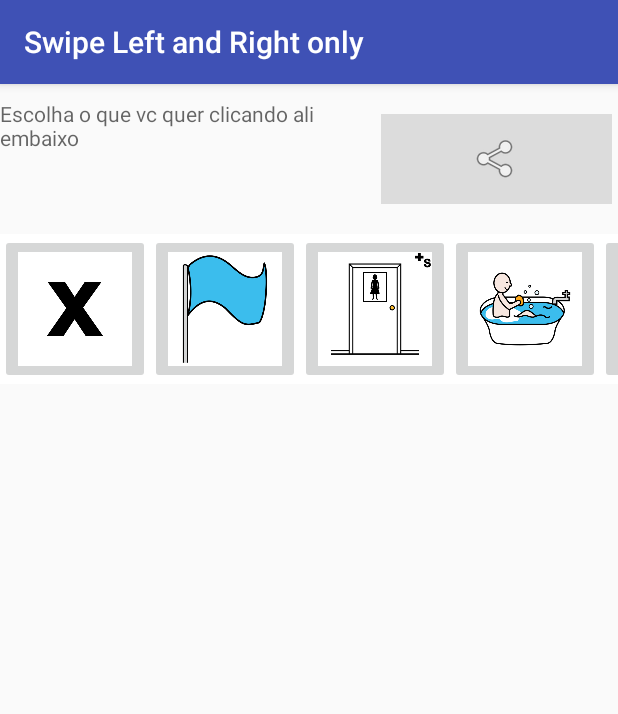
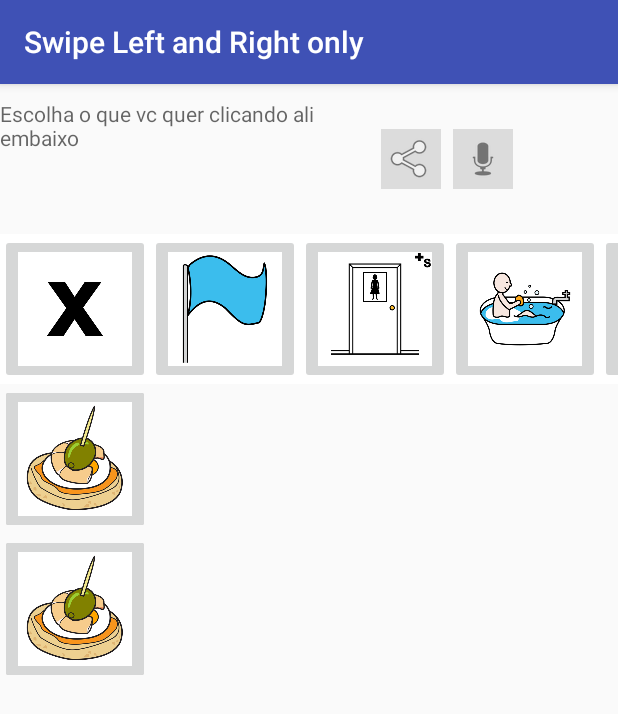
Before and after one commit to gpaOliveira/DTA_AAC, an Android app: the screen it shows after launch (ScrollingLeftRightActivity), on a phone screen of 412 x 824 dp. Shown: the top 714 px of the screen. Run offline under Robolectric (Android 15) with nearby library versions, the phone set to English and light mode, and no system bars.

Commit message:
Minor changes and potential fix to left-right bug (the actions are not being loaded size by size, but one on top of the other :( )

```diff
--- a/app/src/main/java/dta/aac/AacActivity.java
+++ b/app/src/main/java/dta/aac/AacActivity.java
@@ -9,6 +9,7 @@ import android.widget.ImageButton;
 import android.widget.TextView;
 
 import java.util.ArrayList;
+import java.util.Locale;
 
 public abstract class AacActivity  extends AppCompatActivity implements
         TextToSpeech.OnInitListener {
@@ -18,19 +19,43 @@ public abstract class AacActivity  extends AppCompatActivity implements
     TextView tvAction = null;
     View categoriesView = null;
     View actionsView = null;
-    private TextToSpeech tts;
+    TextToSpeech tts;
+    int MY_DATA_CHECK_CODE = 0x1204;
 
     @Override
     protected void onCreate(Bundle savedInstanceState) {
         super.onCreate(savedInstanceState);
-        tts = new TextToSpeech(this, this);
         setContentView(this.getLayoutResourceId());
         getSupportActionBar().setTitle(this.getLayoutTitleText());
         btnShare = (ImageButton) findViewById(R.id.btn_share);
         tvAction = (TextView) findViewById(R.id.txtBuffer);
         categoriesView = findViewById(R.id.tblCategorias);
         actionsView = findViewById(R.id.tblAcoes);
+
+        //tts control
+        Intent checkIntent = new Intent();
+        checkIntent.setAction(TextToSpeech.Engine.ACTION_CHECK_TTS_DATA);
+        startActivityForResult(checkIntent, MY_DATA_CHECK_CODE);
+
+        //populate categories and load the actions of the first one
         this.renderCategories();
+        Category c = Data.getInstance().getCategories().get(0);
+        renderActions(c, c.getActions());
+    }
+
+    protected void onActivityResult(int requestCode, int resultCode, Intent data) {
+        if (requestCode == MY_DATA_CHECK_CODE) {
+            if (resultCode == TextToSpeech.Engine.CHECK_VOICE_DATA_PASS) {
+                // success, create the TTS instance
+                tts = new TextToSpeech(this, this);
+                tts.setLanguage(Locale.US);
+            } else {
+                // missing data, install it
+                Intent installIntent = new Intent();
+                installIntent.setAction(TextToSpeech.Engine.ACTION_INSTALL_TTS_DATA);
+                startActivity(installIntent);
+            }
+        }
     }
 
     public void onActionClick(Action a, View v){
@@ -51,10 +76,23 @@ public abstract class AacActivity  extends AppCompatActivity implements
     }
     public void onListenClick(View v){
         String text = tvAction.getText().toString();
+        tts.speak(text, TextToSpeech.QUEUE_FLUSH, null, null);
+    }
 
-        tts.speak(text, TextToSpeech.QUEUE_FLUSH, null);
+    @Override
+    protected void onDestroy() {
+        if (tts!=null) {
+            tts.stop();
+            tts.shutdown();
+        }
+        super.onDestroy();
+    }
+
+    @Override
+    public void onInit(int speechStatus) {
 
     }
+
     protected abstract int getLayoutResourceId();
     protected abstract String getLayoutTitleText();
     protected abstract void renderCategories();
--- a/app/src/main/java/dta/aac/Action.java
+++ b/app/src/main/java/dta/aac/Action.java
@@ -43,7 +43,7 @@ public class Action {
         button.setLayoutParams(new RelativeLayout.LayoutParams(Data.getDPI(100, activityContext), Data.getDPI(100, activityContext)));
         button.setScaleType(ImageView.ScaleType.FIT_CENTER);
         button.setAdjustViewBounds(true);
-        button.setImageResource(categoryImageHash);
+        button.setImageResource(this.imageHash);
         button.setTag(this);
         button.setContentDescription(this.name);
         button.setOnClickListener(new View.OnClickListener() {
--- a/app/src/main/java/dta/aac/ScrollingLeftRightActivity.java
+++ b/app/src/main/java/dta/aac/ScrollingLeftRightActivity.java
@@ -43,27 +43,22 @@ public class ScrollingLeftRightActivity extends AacActivity{
     }
 
     private LinearLayout useOrReuseLinearLayout(RelativeLayout data, LinearLayout ll, int i){
-        int numberOfButtonsPerColumn = 4;//may it be received as a parameter someday or we will read it from somewhere else?
+        int numberOfButtonsPerColumn = 2;//may it be received as a parameter someday or we will read it from somewhere else?
+        LinearLayout myll = ll;
         if (i % numberOfButtonsPerColumn == 0) {
-            if (i != 0) {
+
+            RelativeLayout.LayoutParams params = new RelativeLayout.LayoutParams(ViewGroup.LayoutParams.WRAP_CONTENT, ViewGroup.LayoutParams.WRAP_CONTENT);
+            if (ll != null) {
                 data.addView(ll);
+                params.addRule(RelativeLayout.RIGHT_OF, ll.getId());
+                params.addRule(RelativeLayout.END_OF, ll.getId());
             }
-            ll = new LinearLayout(this);
-            ll.setLayoutParams(new RelativeLayout.LayoutParams(ViewGroup.LayoutParams.WRAP_CONTENT, ViewGroup.LayoutParams.WRAP_CONTENT));
-            ll.setOrientation(LinearLayout.VERTICAL);
+
+            myll = new LinearLayout(this);
+            myll.setOrientation(LinearLayout.VERTICAL);
+            myll.setLayoutParams(params);
         }
-        return ll;
+        return myll;
     }
 
-    protected LinearLayout createColumn(){
-        LinearLayout linearLayout = new LinearLayout(this);
-
-        linearLayout.setId(View.generateViewId());
-        return linearLayout;
-    }
-
-    @Override
-    public void onInit(int status) {
-
-    }
 }
--- a/app/src/main/java/dta/aac/ScrollingUpDownActivity.java
+++ b/app/src/main/java/dta/aac/ScrollingUpDownActivity.java
@@ -51,9 +51,4 @@ public class ScrollingUpDownActivity extends AacActivity {
         }
         return tr;
     }
-
-    @Override
-    public void onInit(int status) {
-
-    }
 }
--- a/app/src/main/res/layout/activity_scrolling_left_right.xml
+++ b/app/src/main/res/layout/activity_scrolling_left_right.xml
@@ -19,8 +19,8 @@
 
         <ImageButton
             android:id="@+id/btn_share"
-            android:layout_width="200dp"
-            android:layout_height="60dp"
+            android:layout_width="40dp"
+            android:layout_height="40dp"
             android:layout_centerVertical="true"
             android:layout_margin="4dp"
             android:layout_toRightOf="@+id/txtBuffer"
@@ -30,6 +30,22 @@
             android:text="Compartilhar"
             android:onClick="onShareClick"
             android:src="@android:drawable/ic_menu_share"
+            android:textColor="#000000" />
+
+        <ImageButton
+            android:id="@+id/btn_listen"
+            android:layout_width="40dp"
+            android:layout_height="40dp"
+            android:layout_centerVertical="true"
+            android:layout_margin="4dp"
+            android:layout_toRightOf="@+id/btn_share"
+            android:background="#dcdcdc"
+            android:gravity="center"
+            android:padding="20dip"
+            android:contentDescription="Escutar"
+            android:text="Compartilhar"
+            android:onClick="onListenClick"
+            android:src="@android:drawable/ic_btn_speak_now"
             android:textColor="#000000" />
     </RelativeLayout>
 
@@ -67,7 +83,7 @@
             android:id="@+id/tblAcoes"
             android:layout_width="fill_parent"
             android:layout_height="fill_parent">
-        <!--
+
             <LinearLayout
                 android:id="@+id/col_0"
                 android:layout_width="wrap_content"
@@ -124,7 +140,6 @@
                     android:adjustViewBounds="true"
                     android:src="@drawable/x"/>
             </LinearLayout>
-        -->
         </RelativeLayout>
     </HorizontalScrollView>
 
--- a/app/src/main/res/layout/activity_scrolling_up_down.xml
+++ b/app/src/main/res/layout/activity_scrolling_up_down.xml
@@ -46,7 +46,7 @@
             android:contentDescription="Escutar"
             android:text="Compartilhar"
             android:onClick="onListenClick"
-            android:src="@android:drawable/ic_menu_share"
+            android:src="@android:drawable/ic_btn_speak_now"
             android:textColor="#000000" />
     </RelativeLayout>
 
```
